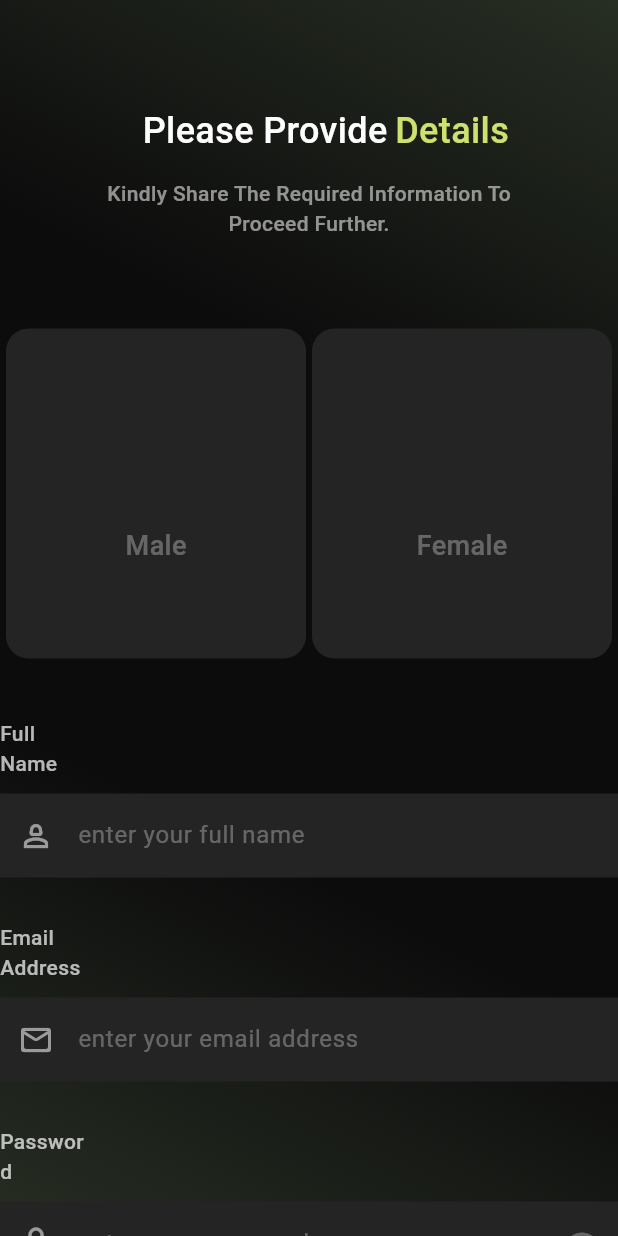
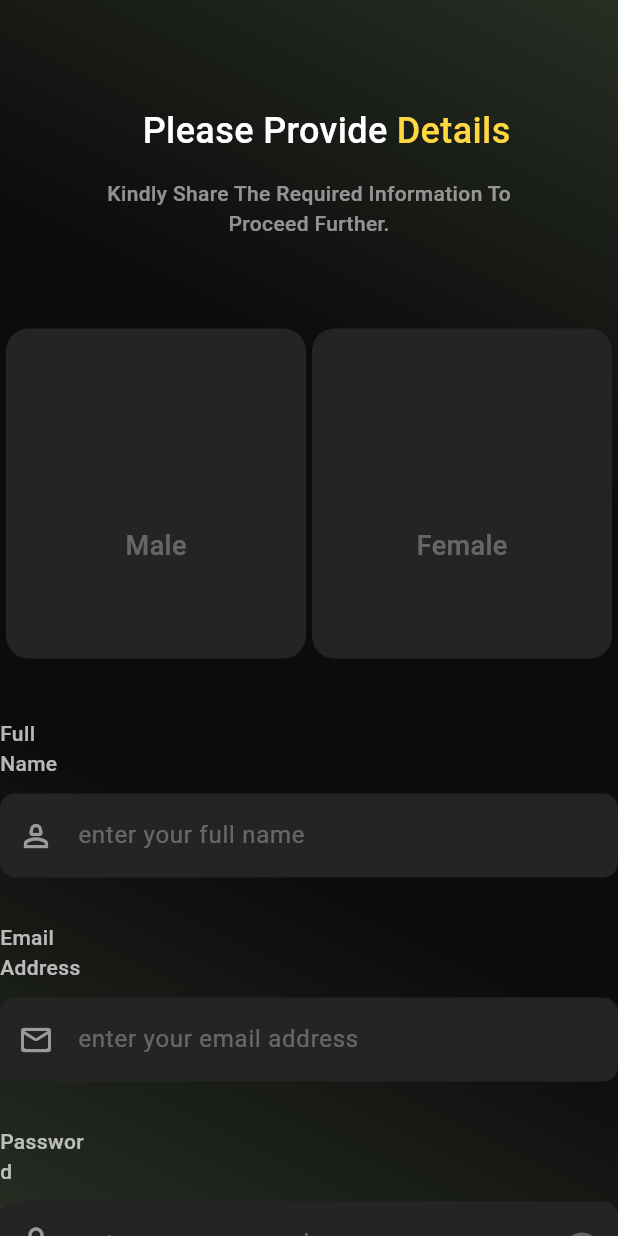
Before and after one commit to rav3zster/totalhealthy-ai, a Flutter app: the screen it shows after launch, scrolled down 117 dp, after a tap on "Sign up", on a phone screen of 412 x 824 dp. Run offline on Flutter 3.47's test engine with Material 3 defaults, Android fonts, the phone set to English and light mode, and no system bars; our stand-ins replace get.

Commit message:
update file

```diff
--- a/lib/app/modules/Login_Screen/Login_view.dart
+++ b/lib/app/modules/Login_Screen/Login_view.dart
@@ -45,13 +45,13 @@ class LoginViewState extends State<LoginView> {
                           fontWeight: FontWeight.w500,
                           color: Colors.white),
                     ),
-                    SizedBox(width: 5),
+                    SizedBox(width: 6),
                     Text(
                       "Details",
                       style: TextStyle(
                         fontSize: 24,
                         fontWeight: FontWeight.w500,
-                        color: Color.fromARGB(255, 205, 226, 109),
+                        color: Colors.amberAccent,
                       ),
                     ),
                   ],
@@ -133,8 +133,8 @@ class LoginViewState extends State<LoginView> {
                         borderRadius: BorderRadius.circular(15),
                         border: Border.all(
                           color: isFemaleSelected
-                              ? const Color.fromARGB(
-                                  255, 205, 226, 109) // Yellow when selected
+                              ?  Colors
+                              .amberAccent // Yellow when selected
                               : Colors
                                   .transparent, // Transparent when not selected
                           width: 3,
@@ -191,7 +191,7 @@ class LoginViewState extends State<LoginView> {
                       borderSide: BorderSide.none,
                     ),
                     enabledBorder: OutlineInputBorder(
-                      borderRadius: BorderRadius.circular(0),
+                      borderRadius: BorderRadius.circular(10),
                       borderSide: BorderSide.none,
                     ),
                     focusedBorder: OutlineInputBorder(
@@ -227,7 +227,7 @@ class LoginViewState extends State<LoginView> {
                       borderSide: BorderSide.none,
                     ),
                     enabledBorder: OutlineInputBorder(
-                      borderRadius: BorderRadius.circular(0),
+                      borderRadius: BorderRadius.circular(10),
                       borderSide: BorderSide.none,
                     ),
                     focusedBorder: OutlineInputBorder(
@@ -263,7 +263,7 @@ class LoginViewState extends State<LoginView> {
                       borderSide: BorderSide.none,
                     ),
                     enabledBorder: OutlineInputBorder(
-                      borderRadius: BorderRadius.circular(0),
+                      borderRadius: BorderRadius.circular(10),
                       borderSide: BorderSide.none,
                     ),
                     focusedBorder: OutlineInputBorder(
--- a/lib/app/modules/Registration_Screen/Registration_view.dart
+++ b/lib/app/modules/Registration_Screen/Registration_view.dart
@@ -46,13 +46,14 @@ class _RegistrationViewState extends State<RegistrationView> {
                           fontWeight: FontWeight.w500,
                           color: Colors.white),
                     ),
-                    SizedBox(width: 5),
+                    SizedBox(width: 6),
                     Text(
                       "Account",
                       style: TextStyle(
                         fontSize: 28,
                         fontWeight: FontWeight.w500,
-                        color: Color.fromARGB(255, 205, 226, 109),
+                        color:  Colors
+                            .amberAccent
                       ),
                     ),
                   ],
@@ -123,8 +124,8 @@ class _RegistrationViewState extends State<RegistrationView> {
                         borderRadius: BorderRadius.circular(15),
                         border: Border.all(
                           color: isFemaleSelected
-                              ? const Color.fromARGB(
-                                  255, 205, 226, 109) // Yellow when selected
+                              ?  Colors
+                              .amberAccent // Yellow when selected
                               : Colors
                                   .transparent, // Transparent when not selected
                           width: 3,
```
